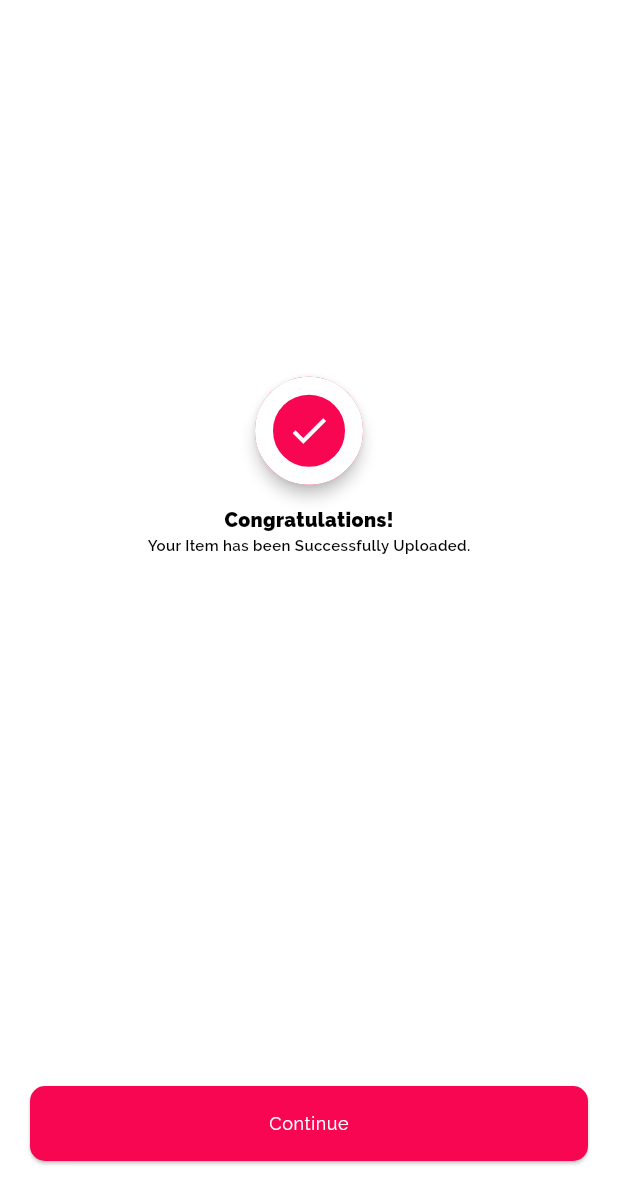
After one commit to chh0871/MVP, a Flutter app: the SuccessfulUploadPage screen opened directly, on a phone screen of 412 x 824 dp. The commit adds this screen. Shown: the top 1204 px of the screen. Run offline on Flutter 3.47's test engine with Material 3 defaults, Android fonts, the phone set to English and light mode, and no system bars; our stand-ins replace carousel_slider, cloud_firestore, firebase_auth, firebase_core, firebase_storage, fl_chart and 5 more; missing offline and left inert: auto_height_grid_view; accounts and stored records are empty; statements that could not run were skipped.

Commit message:
Donate Item Success Page #137

```diff
--- a/lib/core/config/app_strings.dart
+++ b/lib/core/config/app_strings.dart
@@ -60,4 +60,5 @@ class AppStrings {
   static const toysText = "Toys & Board Games";
   static const dvdText = "DVD's & Video Games";
 
+  static const continueText = 'Continue';
 }
--- /dev/null
+++ b/lib/features/profile/successful_upload_page.dart
@@ -0,0 +1,92 @@
+import 'package:flutter/material.dart';
+
+import 'package:cherry_mvp/core/config/config.dart';
+import 'package:cherry_mvp/core/reusablewidgets/reusablewidgets.dart';
+
+
+class SuccessfulUploadPage extends StatelessWidget {
+  const SuccessfulUploadPage({super.key});
+
+
+  @override
+  Widget build(BuildContext context) {
+    double screenHeight = MediaQuery.of(context).size.height;
+
+    return Scaffold(
+      backgroundColor: Colors.white,
+
+      body: Stack(
+        children:[
+          Center(
+            child: Column(
+              children: [
+                Padding(padding: EdgeInsets.symmetric(vertical:screenHeight*0.15),),
+
+                Container(
+                  width: 80,
+                  height: 80,
+                  child: Card(
+                    color: AppColors.primary,
+                    elevation:4,
+                    shape: RoundedRectangleBorder(
+                      borderRadius: BorderRadius.circular(50),
+                      side: BorderSide(
+                        color: AppColors.white,
+                        width: 12,
+                      ),
+                    ),
+                    child: Padding(
+                      padding: EdgeInsets.symmetric(vertical:10.0, horizontal:10.0),
+                      child: Icon(
+                        Icons.check,
+                        color: AppColors.white,
+                        size: 30,
+                      ),
+                    ),
+                  ),
+                ),
+
+                Padding(padding: EdgeInsets.symmetric(vertical:5.0),),
+
+                Row(
+                  mainAxisAlignment: MainAxisAlignment.center,
+                  children: [
+                    Text('Congratulations!',
+                      style: TextStyle(color: AppColors.black, fontSize: 13, fontWeight: FontWeight.w900),
+                    ),
+                  ]
+                ),
+
+                Row(
+                  mainAxisAlignment: MainAxisAlignment.center,
+                  children: [
+                    Text('Your Item has been Successfully Uploaded.',
+                      style: TextStyle(color: AppColors.black, fontSize: 10, fontWeight: FontWeight.w600),
+                    ),
+                  ]
+                ),
+              ]
+            )
+          ),
+
+
+          // Button Continue
+          Positioned(
+            bottom: 50,
+            left: 20,
+            right: 20,
+            child: SizedBox(
+              width: double.infinity,
+              height: 50,
+              child: PrimaryAppButton(
+                onPressed: () {},
+                buttonText: AppStrings.continueText,
+              ),
+            ),
+          ),
+
+        ],
+      ),
+    );
+  }
+}
```
